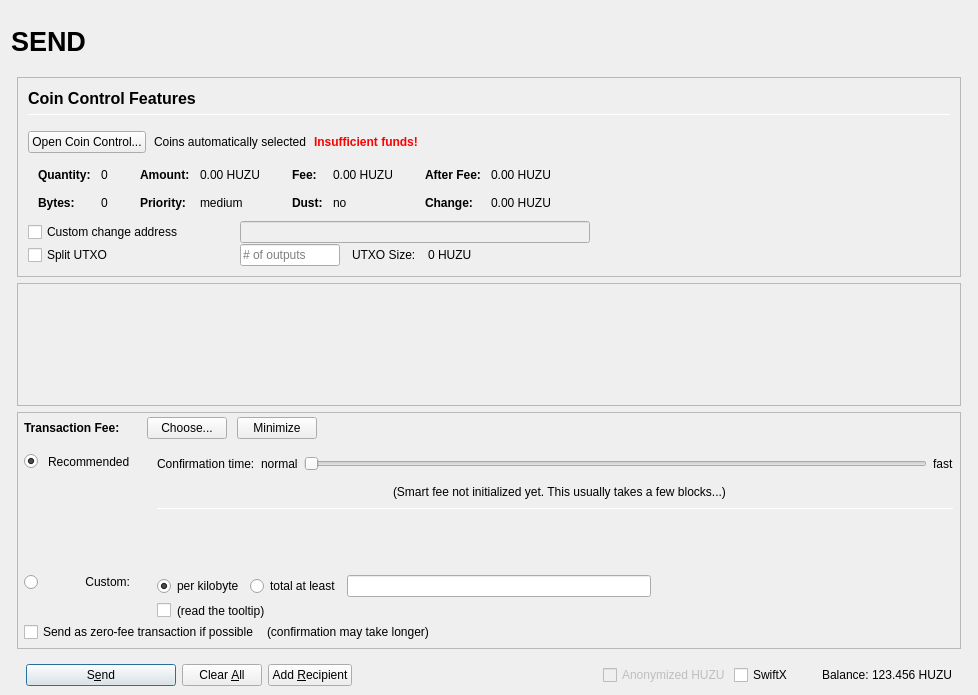
Before: the Qt Designer form src/qt/forms/sendcoinsdialog.ui in unigrid-project/daemon, drawn with Qt 5.
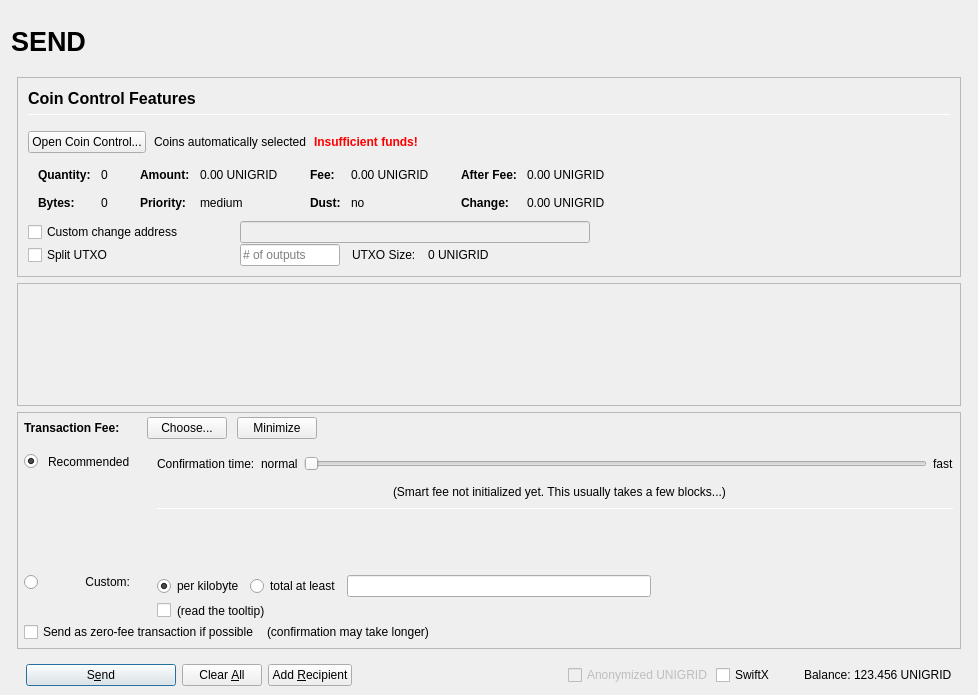
After: the same form once the commit is applied. Icons and pictures are not drawn. Custom widgets are drawn as their Qt base class.

Commit message: Migrate the whole repository to the UNIGRID brand

```diff
--- a/src/qt/forms/sendcoinsdialog.ui
+++ b/src/qt/forms/sendcoinsdialog.ui
@@ -493,7 +493,7 @@
                         <enum>Qt::ActionsContextMenu</enum>
                        </property>
                        <property name="text">
-                        <string notr="true">0.00 HUZU</string>
+                        <string notr="true">0.00 UNIGRID</string>
                        </property>
                        <property name="textInteractionFlags">
                         <set>Qt::LinksAccessibleByMouse|Qt::TextSelectableByKeyboard|Qt::TextSelectableByMouse</set>
@@ -573,7 +573,7 @@
                         <enum>Qt::ActionsContextMenu</enum>
                        </property>
                        <property name="text">
-                        <string notr="true">0.00 HUZU</string>
+                        <string notr="true">0.00 UNIGRID</string>
                        </property>
                        <property name="textInteractionFlags">
                         <set>Qt::LinksAccessibleByMouse|Qt::TextSelectableByKeyboard|Qt::TextSelectableByMouse</set>
@@ -653,7 +653,7 @@
                         <enum>Qt::ActionsContextMenu</enum>
                        </property>
                        <property name="text">
-                        <string notr="true">0.00 HUZU</string>
+                        <string notr="true">0.00 UNIGRID</string>
                        </property>
                        <property name="textInteractionFlags">
                         <set>Qt::LinksAccessibleByMouse|Qt::TextSelectableByKeyboard|Qt::TextSelectableByMouse</set>
@@ -682,7 +682,7 @@
                         <enum>Qt::ActionsContextMenu</enum>
                        </property>
                        <property name="text">
-                        <string notr="true">0.00 HUZU</string>
+                        <string notr="true">0.00 UNIGRID</string>
                        </property>
                        <property name="textInteractionFlags">
                         <set>Qt::LinksAccessibleByMouse|Qt::TextSelectableByKeyboard|Qt::TextSelectableByMouse</set>
@@ -849,7 +849,7 @@
                 <item>
                  <widget class="QLabel" name="labelBlockSize">
                   <property name="text">
-                   <string>0 HUZU</string>
+                   <string>0 UNIGRID</string>
                   </property>
                  </widget>
                 </item>
@@ -1686,7 +1686,7 @@
                 <bool>false</bool>
                </property>
                <property name="text">
-                <string>Anonymized HUZU</string>
+                <string>Anonymized UNIGRID</string>
                </property>
               </widget>
              </item>
@@ -1725,7 +1725,7 @@
                 <cursorShape>IBeamCursor</cursorShape>
                </property>
                <property name="text">
-                <string notr="true">123.456 HUZU</string>
+                <string notr="true">123.456 UNIGRID</string>
                </property>
                <property name="textInteractionFlags">
                 <set>Qt::LinksAccessibleByMouse|Qt::TextSelectableByKeyboard|Qt::TextSelectableByMouse</set>
```
Left out of the diff: 18 changed lines with no effect on the pictures. The commit also changes 587 other files.
